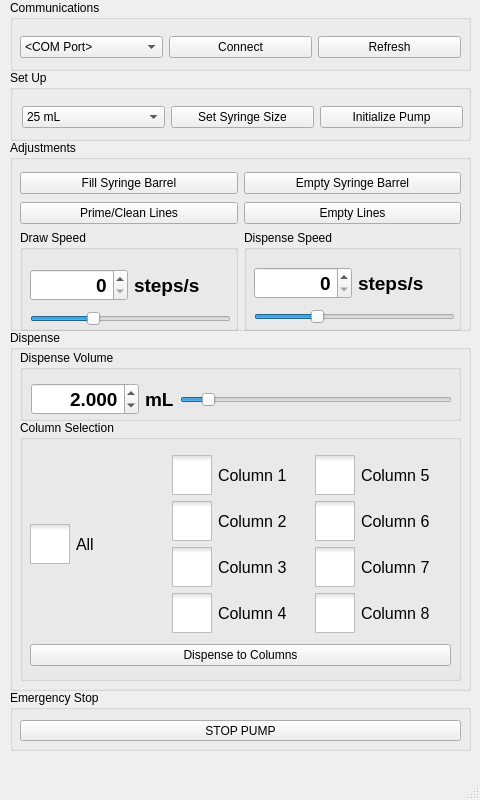
First picture: the form in SEC_GUI/mainwindow.ui, repository Wyss/automated-chromatography, before the edit.
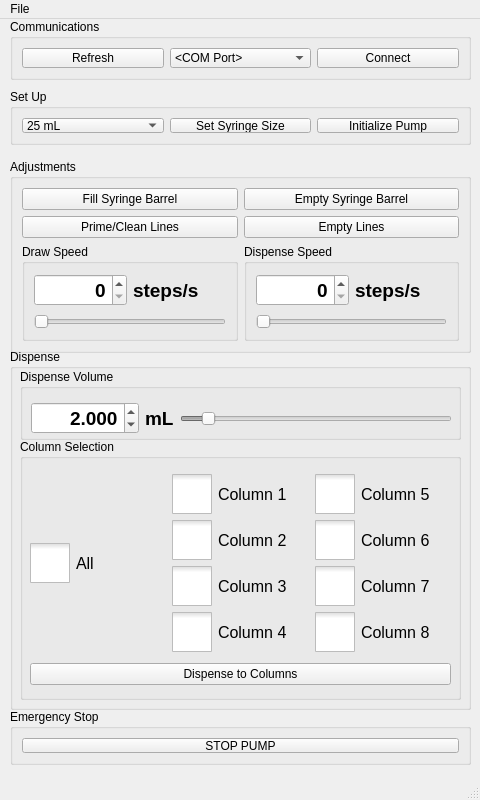
Second picture: the form after the edit. Icons and pictures are not drawn.

Commit message: Qt layouts implemented (previously everything hand-dragged)

```diff
--- a/SEC_GUI/mainwindow.ui
+++ b/SEC_GUI/mainwindow.ui
@@ -36,22 +36,20 @@
       <x>10</x>
       <y>0</y>
       <width>461</width>
-      <height>71</height>
+      <height>61</height>
      </rect>
     </property>
     <property name="title">
      <string>Communications</string>
     </property>
-    <widget class="QWidget" name="layoutWidget">
-     <property name="geometry">
-      <rect>
-       <x>10</x>
-       <y>31</y>
-       <width>441</width>
-       <height>32</height>
-      </rect>
-     </property>
      <layout class="QHBoxLayout" name="horizontalLayout">
+     <item>
+      <widget class="QPushButton" name="refreshButton">
+       <property name="text">
+        <string>Refresh</string>
+       </property>
+      </widget>
+     </item>
       <item>
        <widget class="QComboBox" name="comPortComboBox">
         <item>
@@ -68,15 +66,7 @@
         </property>
        </widget>
       </item>
-      <item>
-       <widget class="QPushButton" name="refreshButton">
-        <property name="text">
-         <string>Refresh</string>
-        </property>
-       </widget>
-      </item>
-     </layout>
-    </widget>
+    </layout>
    </widget>
    <widget class="QGroupBox" name="setUpBox">
     <property name="geometry">
@@ -84,24 +74,27 @@
       <x>10</x>
       <y>70</y>
       <width>461</width>
-      <height>71</height>
+      <height>56</height>
      </rect>
     </property>
+    <property name="sizePolicy">
+     <sizepolicy hsizetype="Expanding" vsizetype="Preferred">
+      <horstretch>0</horstretch>
+      <verstretch>0</verstretch>
+     </sizepolicy>
+    </property>
     <property name="title">
      <string>Set Up</string>
     </property>
-    <widget class="QWidget" name="layoutWidget">
-     <property name="geometry">
-      <rect>
-       <x>12</x>
-       <y>31</y>
-       <width>441</width>
-       <height>32</height>
-      </rect>
-     </property>
      <layout class="QHBoxLayout" name="horizontalLayout_2">
       <item>
        <widget class="QComboBox" name="syringeComboBox">
+       <property name="sizePolicy">
+        <sizepolicy hsizetype="Expanding" vsizetype="Fixed">
+         <horstretch>0</horstretch>
+         <verstretch>0</verstretch>
+        </sizepolicy>
+       </property>
         <item>
          <property name="text">
           <string>25 mL</string>
@@ -146,6 +139,12 @@
       </item>
       <item>
        <widget class="QPushButton" name="syringeButton">
+       <property name="sizePolicy">
+        <sizepolicy hsizetype="Expanding" vsizetype="Fixed">
+         <horstretch>0</horstretch>
+         <verstretch>0</verstretch>
+        </sizepolicy>
+       </property>
         <property name="text">
          <string>Set Syringe Size</string>
         </property>
@@ -153,6 +152,12 @@
       </item>
       <item>
        <widget class="QPushButton" name="initializeButton">
+       <property name="sizePolicy">
+        <sizepolicy hsizetype="Expanding" vsizetype="Fixed">
+         <horstretch>0</horstretch>
+         <verstretch>0</verstretch>
+        </sizepolicy>
+       </property>
         <property name="text">
          <string>Initialize Pump</string>
         </property>
@@ -160,32 +165,27 @@
       </item>
      </layout>
     </widget>
-   </widget>
    <widget class="QGroupBox" name="emergencyStopBox">
     <property name="geometry">
      <rect>
       <x>10</x>
       <y>690</y>
       <width>461</width>
-      <height>61</height>
+      <height>56</height>
      </rect>
     </property>
     <property name="title">
      <string>Emergency Stop</string>
     </property>
+    <layout class="QVBoxLayout" name="verticalLayout_6">
+     <item>
     <widget class="QPushButton" name="stopButton">
-     <property name="geometry">
-      <rect>
-       <x>10</x>
-       <y>30</y>
-       <width>441</width>
-       <height>21</height>
-      </rect>
-     </property>
      <property name="text">
       <string>STOP PUMP</string>
      </property>
     </widget>
+     </item>
+    </layout>
    </widget>
    <widget class="QGroupBox" name="dispenseBox">
     <property name="geometry">
@@ -778,6 +778,9 @@
        </item>
        <item>
         <widget class="QSlider" name="dispenseVolumeSlider">
+         <property name="enabled">
+          <bool>false</bool>
+         </property>
          <property name="maximum">
           <number>25</number>
          </property>
@@ -802,36 +805,54 @@
       <x>10</x>
       <y>140</y>
       <width>461</width>
-      <height>191</height>
+      <height>194</height>
      </rect>
     </property>
     <property name="title">
      <string>Adjustments</string>
     </property>
-    <widget class="QWidget" name="layoutWidget">
-     <property name="geometry">
-      <rect>
-       <x>10</x>
-       <y>90</y>
-       <width>441</width>
-       <height>101</height>
-      </rect>
-     </property>
+    <layout class="QGridLayout" name="gridLayout">
+     <item row="2" column="1">
+      <widget class="QPushButton" name="emptyLinesButton">
+       <property name="text">
+        <string>Empty Lines</string>
+       </property>
+      </widget>
+     </item>
+     <item row="2" column="0">
+      <widget class="QPushButton" name="primeButton">
+       <property name="text">
+        <string>Prime/Clean Lines</string>
+       </property>
+      </widget>
+     </item>
+     <item row="0" column="1">
+      <widget class="QPushButton" name="emptyButton">
+       <property name="text">
+        <string>Empty Syringe Barrel</string>
+       </property>
+      </widget>
+     </item>
+     <item row="0" column="0">
+      <widget class="QPushButton" name="fillButton">
+       <property name="text">
+        <string>Fill Syringe Barrel</string>
+       </property>
+      </widget>
+     </item>
+     <item row="3" column="0" colspan="2">
      <layout class="QHBoxLayout" name="horizontalLayout_5">
       <item>
-       <widget class="QGroupBox" name="speedGroupBox">
+        <widget class="QGroupBox" name="drawSpeedGroupBox">
+         <property name="sizePolicy">
+          <sizepolicy hsizetype="Expanding" vsizetype="Expanding">
+           <horstretch>0</horstretch>
+           <verstretch>0</verstretch>
+          </sizepolicy>
+         </property>
         <property name="title">
          <string>Draw Speed</string>
         </property>
-        <widget class="QWidget" name="layoutWidget">
-         <property name="geometry">
-          <rect>
-           <x>10</x>
-           <y>35</y>
-           <width>201</width>
-           <height>61</height>
-          </rect>
-         </property>
          <layout class="QVBoxLayout" name="verticalLayout_5">
           <item>
            <layout class="QHBoxLayout" name="horizontalLayout_6">
@@ -879,15 +900,15 @@
           </item>
           <item>
            <widget class="QSlider" name="drawSpeedSlider">
+            <property name="enabled">
+             <bool>false</bool>
+            </property>
             <property name="maximum">
              <number>10000</number>
             </property>
             <property name="singleStep">
              <number>100</number>
             </property>
-            <property name="value">
-             <number>3000</number>
-            </property>
             <property name="orientation">
              <enum>Qt::Horizontal</enum>
             </property>
@@ -895,23 +916,19 @@
           </item>
          </layout>
         </widget>
-       </widget>
       </item>
       <item>
-       <widget class="QGroupBox" name="groupBox">
+        <widget class="QGroupBox" name="dispenseSpeedGroupBox">
+         <property name="sizePolicy">
+          <sizepolicy hsizetype="Expanding" vsizetype="Expanding">
+           <horstretch>0</horstretch>
+           <verstretch>0</verstretch>
+          </sizepolicy>
+         </property>
         <property name="title">
          <string>Dispense Speed</string>
         </property>
-        <widget class="QWidget" name="layoutWidget">
-         <property name="geometry">
-          <rect>
-           <x>10</x>
-           <y>33</y>
-           <width>201</width>
-           <height>61</height>
-          </rect>
-         </property>
-         <layout class="QVBoxLayout" name="verticalLayout_6">
+         <layout class="QVBoxLayout" name="verticalLayout">
           <item>
            <layout class="QHBoxLayout" name="horizontalLayout_7">
             <item>
@@ -958,15 +975,21 @@
           </item>
           <item>
            <widget class="QSlider" name="dispenseSpeedSlider">
+            <property name="enabled">
+             <bool>false</bool>
+            </property>
+            <property name="sizePolicy">
+             <sizepolicy hsizetype="Expanding" vsizetype="Fixed">
+              <horstretch>0</horstretch>
+              <verstretch>0</verstretch>
+             </sizepolicy>
+            </property>
             <property name="maximum">
              <number>10000</number>
             </property>
             <property name="singleStep">
              <number>100</number>
             </property>
-            <property name="value">
-             <number>3000</number>
-            </property>
             <property name="orientation">
              <enum>Qt::Horizontal</enum>
             </property>
@@ -974,58 +997,10 @@
           </item>
          </layout>
         </widget>
-       </widget>
-      </item>
-     </layout>
-    </widget>
-    <widget class="QWidget" name="layoutWidget">
-     <property name="geometry">
-      <rect>
-       <x>10</x>
-       <y>30</y>
-       <width>441</width>
-       <height>56</height>
-      </rect>
-     </property>
-     <layout class="QHBoxLayout" name="horizontalLayout_8">
-      <item>
-       <layout class="QVBoxLayout" name="verticalLayout_7">
-        <item>
-         <widget class="QPushButton" name="fillButton">
-          <property name="text">
-           <string>Fill Syringe Barrel</string>
-          </property>
-         </widget>
-        </item>
-        <item>
-         <widget class="QPushButton" name="primeButton">
-          <property name="text">
-           <string>Prime/Clean Lines</string>
-          </property>
-         </widget>
-        </item>
-       </layout>
-      </item>
-      <item>
-       <layout class="QVBoxLayout" name="verticalLayout">
-        <item>
-         <widget class="QPushButton" name="emptyButton">
-          <property name="text">
-           <string>Empty Syringe Barrel</string>
-          </property>
-         </widget>
-        </item>
-        <item>
-         <widget class="QPushButton" name="emptyLinesButton">
-          <property name="text">
-           <string>Empty Lines</string>
-          </property>
-         </widget>
-        </item>
-       </layout>
-      </item>
-     </layout>
-    </widget>
+       </item>
+      </layout>
+     </item>
+    </layout>
    </widget>
   </widget>
   <widget class="QMenuBar" name="menubar">
@@ -1037,8 +1012,23 @@
      <height>21</height>
     </rect>
    </property>
+   <widget class="QMenu" name="menuFile">
+    <property name="title">
+     <string>File</string>
+    </property>
+    <addaction name="actionQuit"/>
+   </widget>
+   <addaction name="menuFile"/>
   </widget>
   <widget class="QStatusBar" name="statusbar"/>
+  <action name="actionQuit">
+   <property name="text">
+    <string>Quit</string>
+   </property>
+   <property name="shortcut">
+    <string>Ctrl+Q</string>
+   </property>
+  </action>
  </widget>
  <resources/>
  <connections/>
```
Left out of the diff: 28 changed lines with no effect on the pictures. Lines whose indentation alone changed are shown as unchanged. The commit also changes 3 other files.
